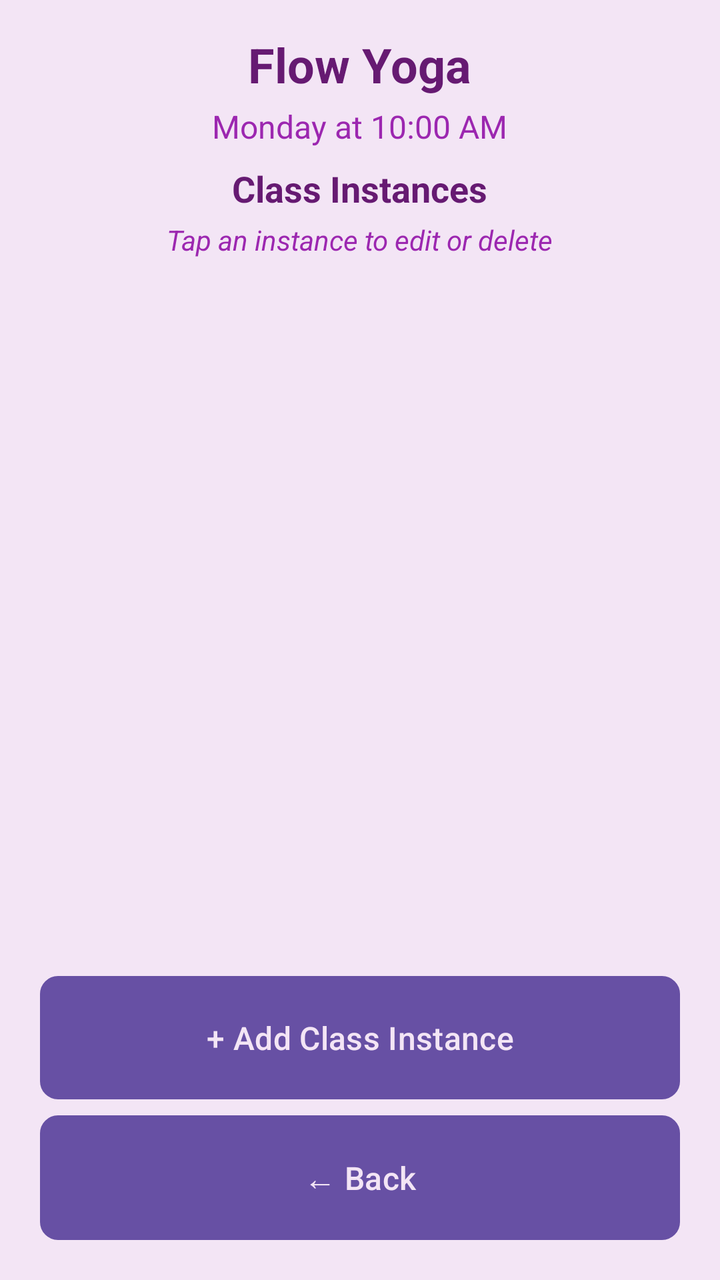
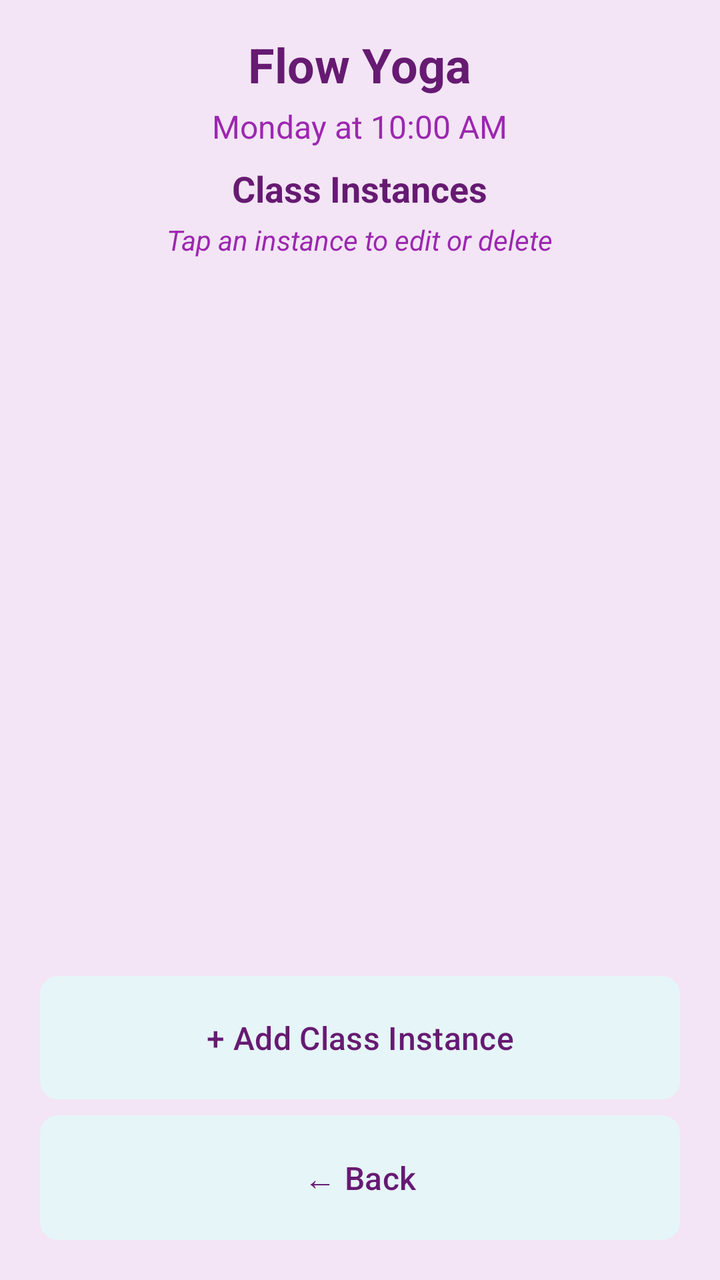

Compare the two renders of this Android layout. The source of the first and the diff that turns it into the second are given below.
<!-- AndroidManifest.xml: application theme Theme.Yogaadminapp -->
<!-- res/layout/activity_manage_class_instances.xml -->
<?xml version="1.0" encoding="utf-8"?>
<LinearLayout xmlns:android="http://schemas.android.com/apk/res/android"
    android:layout_width="match_parent"
    android:layout_height="match_parent"
    android:background="@color/light_purple"
    android:orientation="vertical"
    android:padding="16dp">

    
    <LinearLayout
        android:layout_width="match_parent"
        android:layout_height="wrap_content"
        android:layout_marginBottom="16dp"
        android:gravity="center"
        android:orientation="vertical">

        <TextView
            android:id="@+id/tv_class_name"
            android:layout_width="wrap_content"
            android:layout_height="wrap_content"
            android:text="Flow Yoga"
            android:textColor="@color/dark_purple"
            android:textSize="24sp"
            android:textStyle="bold" />

        <TextView
            android:id="@+id/tv_class_details"
            android:layout_width="wrap_content"
            android:layout_height="wrap_content"
            android:layout_marginTop="4dp"
            android:text="Monday at 10:00 AM"
            android:textColor="@color/medium_purple"
            android:textSize="16sp" />

        <TextView
            android:layout_width="wrap_content"
            android:layout_height="wrap_content"
            android:layout_marginTop="8dp"
            android:text="Class Instances"
            android:textColor="@color/dark_purple"
            android:textSize="18sp"
            android:textStyle="bold" />

        <TextView
            android:layout_width="wrap_content"
            android:layout_height="wrap_content"
            android:layout_marginTop="4dp"
            android:text="Tap an instance to edit or delete"
            android:textColor="@color/medium_purple"
            android:textSize="14sp"
            android:textStyle="italic" />

    </LinearLayout>

    
    <ListView
        android:id="@+id/listview_class_instances"
        android:layout_width="match_parent"
        android:layout_height="0dp"
        android:layout_weight="1"
        android:divider="@color/medium_purple"
        android:dividerHeight="1dp"
        android:paddingBottom="8dp"
        android:paddingTop="8dp" />

    
    <LinearLayout
        android:id="@+id/tv_no_instances"
        android:layout_width="match_parent"
        android:layout_height="0dp"
        android:layout_weight="1"
        android:gravity="center"
        android:orientation="vertical"
        android:visibility="gone">

        <TextView
            android:layout_width="wrap_content"
            android:layout_height="wrap_content"
            android:text="No class instances found"
            android:textColor="@color/medium_purple"
            android:textSize="18sp"
            android:textStyle="bold" />

        <TextView
            android:layout_width="wrap_content"
            android:layout_height="wrap_content"
            android:layout_marginTop="8dp"
            android:text="Start by adding your first class instance!"
            android:textColor="@color/medium_purple"
            android:textSize="14sp" />

    </LinearLayout>

    
    <Button
        android:id="@+id/btn_add_instance"
        style="@style/MenuButtonStyle"
        android:layout_width="match_parent"
        android:layout_height="wrap_content"
        android:layout_marginTop="16dp"
        android:backgroundTint="@color/success_green"
        android:text="+ Add Class Instance" />

    
    <Button
        android:id="@+id/btn_back"
        style="@style/MenuButtonStyle"
        android:layout_width="match_parent"
        android:layout_height="wrap_content"
        android:layout_marginTop="8dp"
        android:backgroundTint="@color/medium_purple"
        android:text="← Back" />

</LinearLayout>
<!-- resources referenced by this layout -->
<resources>
  <color name="dark_purple">#661a72</color>
  <color name="light_purple">#F3E5F5</color>
  <color name="medium_purple">#9C27B0</color>
  <color name="success_green">#4CAF50</color>
  <style name="MenuButtonStyle">
          <item name="android:background">@drawable/button_background</item>
          <item name="android:textColor">@color/light_purple</item>
          <item name="android:textSize">16sp</item>
          <item name="android:padding">16dp</item>
          <item name="android:elevation">4dp</item>
          <item name="android:layout_margin">4dp</item>
          <item name="android:textAllCaps">false</item>
      </style>
  <style name="Theme.Yogaadminapp" parent="Base.Theme.Yogaadminapp" />
  <!-- drawable button_background (drawable) -->
  <?xml version="1.0" encoding="utf-8"?>
  <shape xmlns:android="http://schemas.android.com/apk/res/android">
      <solid android:color="@color/medium_purple" />
      <corners android:radius="8dp" />
      <stroke
          android:width="2dp"
          android:color="@color/medium_purple" />
  </shape>
  <style name="Base.Theme.Yogaadminapp" parent="Theme.Material3.DayNight.NoActionBar">
          
          
      </style>
</resources>

<!-- the commit's change to res/layout/activity_manage_class_instances.xml (unified diff, before → after) -->
@@ -98,7 +98,6 @@
         android:layout_width="match_parent"
         android:layout_height="wrap_content"
         android:layout_marginTop="16dp"
-        android:backgroundTint="@color/success_green"
         android:text="+ Add Class Instance" />
 
     
@@ -108,7 +107,6 @@
         android:layout_width="match_parent"
         android:layout_height="wrap_content"
         android:layout_marginTop="8dp"
-        android:backgroundTint="@color/medium_purple"
         android:text="← Back" />
 
 </LinearLayout>
<!-- resource entries referenced after the edit -->
@@ -3,29 +3,37 @@
   <color name="dark_purple">#661a72</color>
   <color name="light_purple">#F3E5F5</color>
   <color name="medium_purple">#9C27B0</color>
-  <color name="success_green">#4CAF50</color>
   <style name="MenuButtonStyle">
           <item name="android:background">@drawable/button_background</item>
-          <item name="android:textColor">@color/light_purple</item>
+          <item name="android:textColor">@color/dark_purple</item>
           <item name="android:textSize">16sp</item>
           <item name="android:padding">16dp</item>
-          <item name="android:elevation">4dp</item>
           <item name="android:layout_margin">4dp</item>
           <item name="android:textAllCaps">false</item>
+          <item name="android:elevation">0dp</item>
+          <item name="android:translationZ">0dp</item>
+          <item name="android:stateListAnimator">@null</item>
+          <item name="backgroundTint">@null</item>
+          <item name="android:backgroundTint">@null</item>
       </style>
   <style name="Theme.Yogaadminapp" parent="Base.Theme.Yogaadminapp" />
   <!-- drawable button_background (drawable) -->
   <?xml version="1.0" encoding="utf-8"?>
   <shape xmlns:android="http://schemas.android.com/apk/res/android">
-      <solid android:color="@color/medium_purple" />
+      <solid android:color="@color/mint_green" />
       <corners android:radius="8dp" />
       <stroke
           android:width="2dp"
-          android:color="@color/medium_purple" />
+          android:color="@color/mint_green" />
   </shape>
   <style name="Base.Theme.Yogaadminapp" parent="Theme.Material3.DayNight.NoActionBar">
           
           
+          
+          
+          <item name="android:windowContentTransitions">false</item>
+          <item name="android:windowActivityTransitions">false</item>
       </style>
+  <color name="mint_green">#e6f5f7</color>
 </resources>
 
